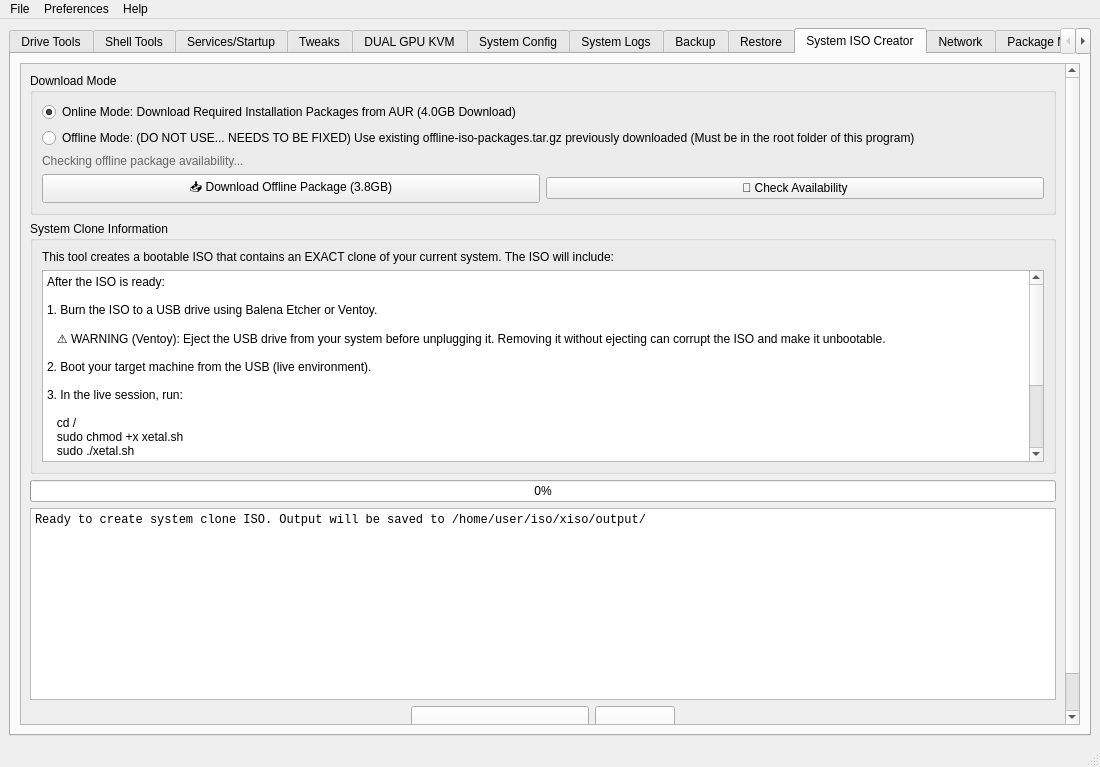
XetalEngine/CachyOsTools, file mainwindow.ui: the form before one commit.
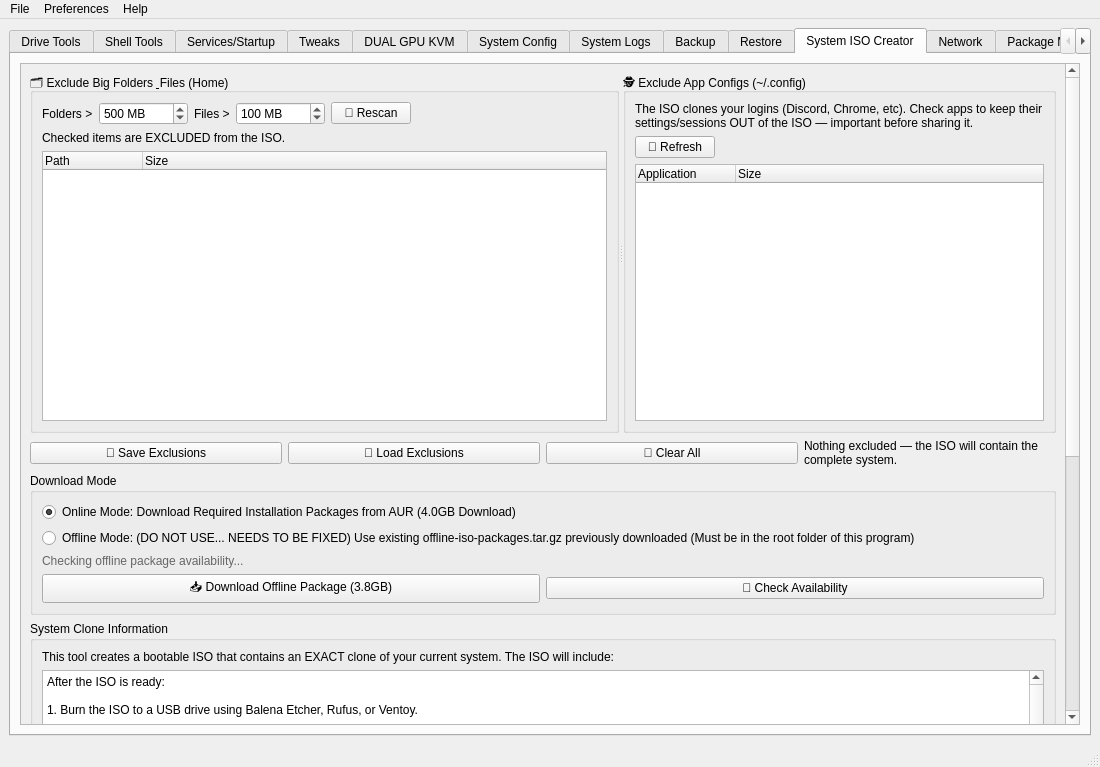
The form after the commit. The open tabs and pages were chosen to show the change.

The edit to the form file:
```diff
--- a/mainwindow.ui
+++ b/mainwindow.ui
@@ -2821,7 +2821,231 @@
             </rect>
            </property>
            <layout class="QVBoxLayout" name="verticalLayout_iso_content">
-            
+            <item>
+             <widget class="QSplitter" name="isoExcludeSplitter">
+              <property name="orientation">
+               <enum>Qt::Orientation::Horizontal</enum>
+              </property>
+              <property name="minimumSize">
+               <size>
+                <width>0</width>
+                <height>360</height>
+               </size>
+              </property>
+              <property name="childrenCollapsible">
+               <bool>false</bool>
+              </property>
+              <widget class="QGroupBox" name="isoBigFoldersGroup">
+               <property name="title">
+                <string>🗂️ Exclude Big Folders &amp; Files (Home)</string>
+               </property>
+               <layout class="QVBoxLayout" name="isoBigFoldersLayout">
+                <item>
+                 <layout class="QHBoxLayout" name="isoBigFiltersLayout">
+                  <item>
+                   <widget class="QLabel" name="isoFolderSizeLabel">
+                    <property name="text">
+                     <string>Folders &gt;</string>
+                    </property>
+                   </widget>
+                  </item>
+                  <item>
+                   <widget class="QSpinBox" name="isoFolderSizeSpin">
+                    <property name="minimum">
+                     <number>1</number>
+                    </property>
+                    <property name="maximum">
+                     <number>1000000</number>
+                    </property>
+                    <property name="value">
+                     <number>500</number>
+                    </property>
+                    <property name="suffix">
+                     <string> MB</string>
+                    </property>
+                    <property name="toolTip">
+                     <string>Only show folders larger than this</string>
+                    </property>
+                   </widget>
+                  </item>
+                  <item>
+                   <widget class="QLabel" name="isoFileSizeLabel">
+                    <property name="text">
+                     <string>Files &gt;</string>
+                    </property>
+                   </widget>
+                  </item>
+                  <item>
+                   <widget class="QSpinBox" name="isoFileSizeSpin">
+                    <property name="minimum">
+                     <number>10</number>
+                    </property>
+                    <property name="maximum">
+                     <number>1000000</number>
+                    </property>
+                    <property name="value">
+                     <number>100</number>
+                    </property>
+                    <property name="suffix">
+                     <string> MB</string>
+                    </property>
+                    <property name="toolTip">
+                     <string>Only show files larger than this (minimum 10 MB)</string>
+                    </property>
+                   </widget>
+                  </item>
+                  <item>
+                   <widget class="QPushButton" name="isoRescanButton">
+                    <property name="text">
+                     <string>🔄 Rescan</string>
+                    </property>
+                   </widget>
+                  </item>
+                  <item>
+                   <spacer name="isoBigFiltersSpacer">
+                    <property name="orientation">
+                     <enum>Qt::Orientation::Horizontal</enum>
+                    </property>
+                    <property name="sizeHint" stdset="0">
+                     <size>
+                      <width>10</width>
+                      <height>20</height>
+                     </size>
+                    </property>
+                   </spacer>
+                  </item>
+                 </layout>
+                </item>
+                <item>
+                 <widget class="QLabel" name="isoScanStatusLabel">
+                  <property name="text">
+                   <string>Checked items are EXCLUDED from the ISO.</string>
+                  </property>
+                 </widget>
+                </item>
+                <item>
+                 <widget class="QTreeWidget" name="isoBigTree">
+                  <property name="alternatingRowColors">
+                   <bool>true</bool>
+                  </property>
+                  <column>
+                   <property name="text">
+                    <string>Path</string>
+                   </property>
+                  </column>
+                  <column>
+                   <property name="text">
+                    <string>Size</string>
+                   </property>
+                  </column>
+                 </widget>
+                </item>
+               </layout>
+              </widget>
+              <widget class="QGroupBox" name="isoConfigGroup">
+               <property name="title">
+                <string>🕵️ Exclude App Configs (~/.config)</string>
+               </property>
+               <layout class="QVBoxLayout" name="isoConfigLayout">
+                <item>
+                 <widget class="QLabel" name="isoConfigInfoLabel">
+                  <property name="text">
+                   <string>The ISO clones your logins (Discord, Chrome, etc). Check apps to keep their settings/sessions OUT of the ISO — important before sharing it.</string>
+                  </property>
+                  <property name="wordWrap">
+                   <bool>true</bool>
+                  </property>
+                 </widget>
+                </item>
+                <item>
+                 <layout class="QHBoxLayout" name="isoConfigTopLayout">
+                  <item>
+                   <widget class="QPushButton" name="isoConfigRescanButton">
+                    <property name="text">
+                     <string>🔄 Refresh</string>
+                    </property>
+                   </widget>
+                  </item>
+                  <item>
+                   <spacer name="isoConfigSpacer">
+                    <property name="orientation">
+                     <enum>Qt::Orientation::Horizontal</enum>
+                    </property>
+                    <property name="sizeHint" stdset="0">
+                     <size>
+                      <width>10</width>
+                      <height>20</height>
+                     </size>
+                    </property>
+                   </spacer>
+                  </item>
+                 </layout>
+                </item>
+                <item>
+                 <widget class="QTreeWidget" name="isoConfigTree">
+                  <property name="alternatingRowColors">
+                   <bool>true</bool>
+                  </property>
+                  <column>
+                   <property name="text">
+                    <string>Application</string>
+                   </property>
+                  </column>
+                  <column>
+                   <property name="text">
+                    <string>Size</string>
+                   </property>
+                  </column>
+                 </widget>
+                </item>
+               </layout>
+              </widget>
+             </widget>
+            </item>
+            <item>
+             <layout class="QHBoxLayout" name="isoExcludeProfileLayout">
+              <item>
+               <widget class="QPushButton" name="isoSaveExcludeButton">
+                <property name="text">
+                 <string>💾 Save Exclusions</string>
+                </property>
+                <property name="toolTip">
+                 <string>Save the current exclusion checklist to a profile file</string>
+                </property>
+               </widget>
+              </item>
+              <item>
+               <widget class="QPushButton" name="isoLoadExcludeButton">
+                <property name="text">
+                 <string>📂 Load Exclusions</string>
+                </property>
+                <property name="toolTip">
+                 <string>Load a saved exclusion profile (missing paths are skipped safely)</string>
+                </property>
+               </widget>
+              </item>
+              <item>
+               <widget class="QPushButton" name="isoClearExcludeButton">
+                <property name="text">
+                 <string>🧹 Clear All</string>
+                </property>
+                <property name="toolTip">
+                 <string>Uncheck every exclusion</string>
+                </property>
+               </widget>
+              </item>
+              <item>
+               <widget class="QLabel" name="isoExcludeSummaryLabel">
+                <property name="text">
+                 <string>Nothing excluded — the ISO will contain the complete system.</string>
+                </property>
+                <property name="wordWrap">
+                 <bool>true</bool>
+                </property>
+               </widget>
+              </item>
+             </layout>
+            </item>
             <item>
              <widget class="QGroupBox" name="isoModeGroup">
               <property name="title">
@@ -2900,25 +3124,21 @@
                  <property name="plainText">
                   <string>After the ISO is ready:
 
-1. Burn the ISO to a USB drive using Balena Etcher or Ventoy.
+1. Burn the ISO to a USB drive using Balena Etcher, Rufus, or Ventoy.
 
    ⚠ WARNING (Ventoy): Eject the USB drive from your system before unplugging it. Removing it without ejecting can corrupt the ISO and make it unbootable.
 
 2. Boot your target machine from the USB (live environment).
 
-3. In the live session, run:
+3. The XETAL ENGINE installer launches AUTOMATICALLY — pick the target drive with the arrow keys (or mouse) and confirm. No commands needed.
 
-   cd /
-   sudo chmod +x xetal.sh
-   sudo ./xetal.sh
-
-4. Follow the on-screen instructions.
+   (If you ever exit the installer, restart it with: /xetal.sh)
 
 ━━━━━━━━━━━━━━━━━━━━━━━━━━━━━━━━━━━━━━━━━━
 PRIVACY
 ━━━━━━━━━━━━━━━━━━━━━━━━━━━━━━━━━━━━━━━━━━
 • This ISO contains a full clone of your system, including personal data and saved logins (e.g. browser, Discord). Keep it private.
-• Before sharing an ISO with others, remove all personal data and sign out of all accounts (Google, Discord, etc.) from the system you cloned.</string>
+• Before sharing an ISO, use the exclusion panels above: drop big folders you don't need, and exclude app configs (Discord, browsers...) so your logins don't ship with the ISO.</string>
                  </property>
                  <property name="readOnly">
                   <bool>true</bool>
```
